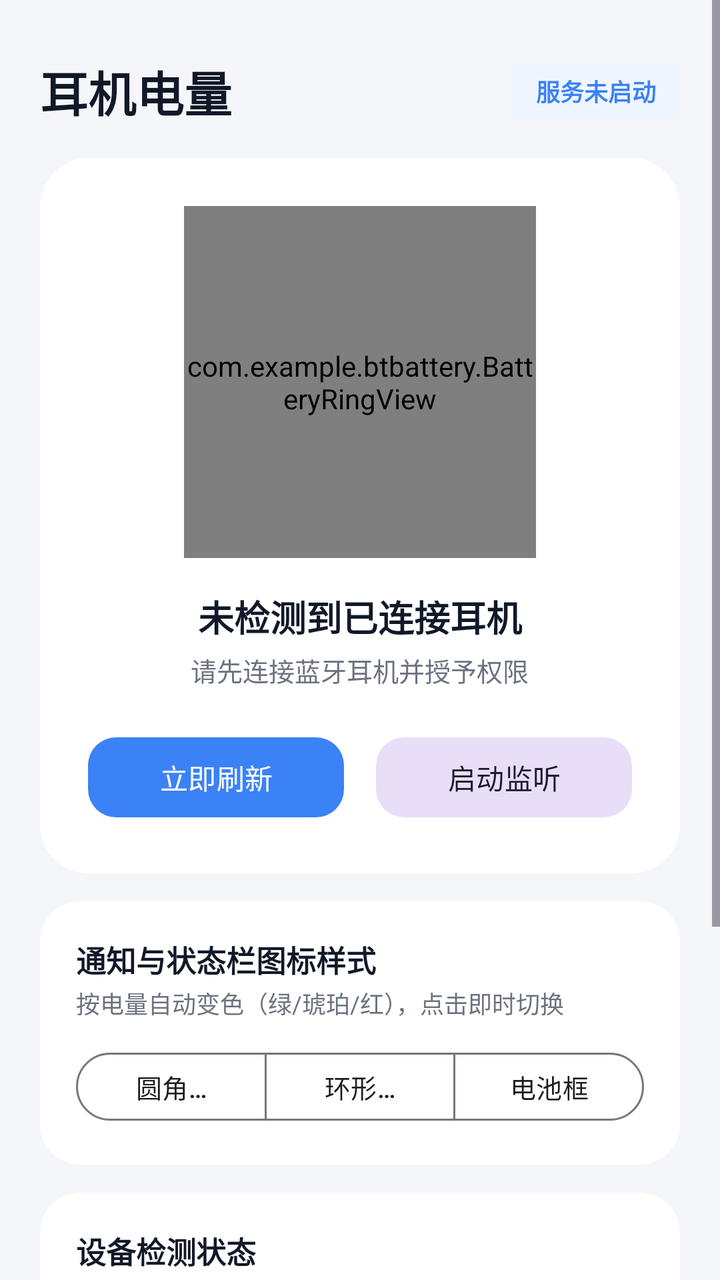
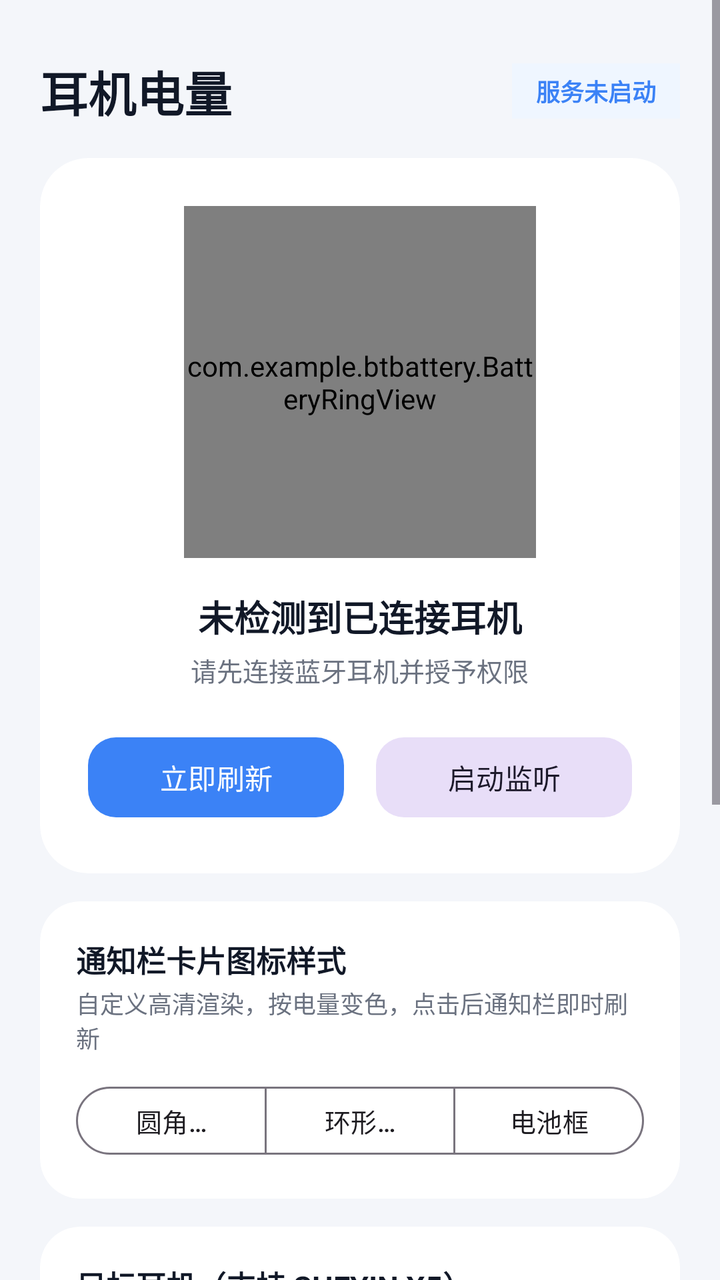

The first picture is an Android layout as it rendered before a commit; the second is the same layout after the commit. The layout source and the unified diff follow.
<!-- AndroidManifest.xml: application theme Theme.BtBattery -->
<!-- res/layout/activity_main.xml -->
<?xml version="1.0" encoding="utf-8"?>
<ScrollView xmlns:android="http://schemas.android.com/apk/res/android"
    xmlns:app="http://schemas.android.com/apk/res-auto"
    android:layout_width="match_parent"
    android:layout_height="match_parent"
    android:background="@color/bg_page"
    android:fillViewport="true">

    <LinearLayout
        android:layout_width="match_parent"
        android:layout_height="wrap_content"
        android:orientation="vertical"
        android:padding="20dp">

        <LinearLayout
            android:layout_width="match_parent"
            android:layout_height="wrap_content"
            android:gravity="center_vertical"
            android:orientation="horizontal"
            android:paddingTop="8dp"
            android:paddingBottom="16dp">

            <TextView
                android:layout_width="0dp"
                android:layout_height="wrap_content"
                android:layout_weight="1"
                android:text="耳机电量"
                android:textColor="@color/text_primary"
                android:textSize="24sp"
                android:textStyle="bold" />

            <TextView
                android:id="@+id/tvServiceBadge"
                android:layout_width="wrap_content"
                android:layout_height="wrap_content"
                android:background="@color/accent_soft"
                android:paddingHorizontal="12dp"
                android:paddingVertical="5dp"
                android:text="服务未启动"
                android:textColor="@color/accent_blue"
                android:textSize="12sp"
                android:textStyle="bold" />
        </LinearLayout>

        <com.google.android.material.card.MaterialCardView
            android:layout_width="match_parent"
            android:layout_height="wrap_content"
            app:cardBackgroundColor="@color/bg_card"
            app:cardCornerRadius="24dp"
            app:cardElevation="0dp"
            app:strokeWidth="0dp">

            <LinearLayout
                android:layout_width="match_parent"
                android:layout_height="wrap_content"
                android:gravity="center_horizontal"
                android:orientation="vertical"
                android:padding="24dp">

                <com.example.btbattery.BatteryRingView
                    android:id="@+id/batteryRing"
                    android:layout_width="176dp"
                    android:layout_height="176dp" />

                <TextView
                    android:id="@+id/tvDeviceName"
                    android:layout_width="wrap_content"
                    android:layout_height="wrap_content"
                    android:layout_marginTop="16dp"
                    android:text="未检测到已连接耳机"
                    android:textColor="@color/text_primary"
                    android:textSize="18sp"
                    android:textStyle="bold" />

                <TextView
                    android:id="@+id/tvDeviceSub"
                    android:layout_width="wrap_content"
                    android:layout_height="wrap_content"
                    android:layout_marginTop="4dp"
                    android:text="请先连接蓝牙耳机并授予权限"
                    android:textColor="@color/text_secondary"
                    android:textSize="13sp" />

                <LinearLayout
                    android:layout_width="match_parent"
                    android:layout_height="wrap_content"
                    android:layout_marginTop="20dp"
                    android:orientation="horizontal">

                    <com.google.android.material.button.MaterialButton
                        android:id="@+id/btnRefresh"
                        android:layout_width="0dp"
                        android:layout_height="48dp"
                        android:layout_marginEnd="8dp"
                        android:layout_weight="1"
                        android:text="立即刷新"
                        app:cornerRadius="14dp" />

                    <com.google.android.material.button.MaterialButton
                        android:id="@+id/btnToggleService"
                        style="@style/Widget.Material3.Button.TonalButton"
                        android:layout_width="0dp"
                        android:layout_height="48dp"
                        android:layout_marginStart="8dp"
                        android:layout_weight="1"
                        android:text="启动监听"
                        app:cornerRadius="14dp" />
                </LinearLayout>
            </LinearLayout>
        </com.google.android.material.card.MaterialCardView>

        <com.google.android.material.card.MaterialCardView
            android:layout_width="match_parent"
            android:layout_height="wrap_content"
            android:layout_marginTop="14dp"
            app:cardBackgroundColor="@color/bg_card"
            app:cardCornerRadius="20dp"
            app:cardElevation="0dp"
            app:strokeWidth="0dp">

            <LinearLayout
                android:layout_width="match_parent"
                android:layout_height="wrap_content"
                android:orientation="vertical"
                android:padding="18dp">

                <TextView
                    android:layout_width="wrap_content"
                    android:layout_height="wrap_content"
                    android:text="通知与状态栏图标样式"
                    android:textColor="@color/text_primary"
                    android:textSize="15sp"
                    android:textStyle="bold" />

                <TextView
                    android:layout_width="wrap_content"
                    android:layout_height="wrap_content"
                    android:layout_marginTop="2dp"
                    android:text="按电量自动变色（绿/琥珀/红），点击即时切换"
                    android:textColor="@color/text_secondary"
                    android:textSize="12sp" />

                <com.google.android.material.button.MaterialButtonToggleGroup
                    android:id="@+id/toggleIconStyle"
                    android:layout_width="match_parent"
                    android:layout_height="wrap_content"
                    android:layout_marginTop="12dp"
                    app:selectionRequired="true"
                    app:singleSelection="true">

                    <com.google.android.material.button.MaterialButton
                        android:id="@+id/btnStyleBadge"
                        style="@style/Widget.Material3.Button.OutlinedButton"
                        android:layout_width="0dp"
                        android:layout_height="42dp"
                        android:layout_weight="1"
                        android:text="圆角徽章"
                        android:textSize="13sp" />

                    <com.google.android.material.button.MaterialButton
                        android:id="@+id/btnStyleRing"
                        style="@style/Widget.Material3.Button.OutlinedButton"
                        android:layout_width="0dp"
                        android:layout_height="42dp"
                        android:layout_weight="1"
                        android:text="环形仪表"
                        android:textSize="13sp" />

                    <com.google.android.material.button.MaterialButton
                        android:id="@+id/btnStyleBattery"
                        style="@style/Widget.Material3.Button.OutlinedButton"
                        android:layout_width="0dp"
                        android:layout_height="42dp"
                        android:layout_weight="1"
                        android:text="电池框"
                        android:textSize="13sp" />
                </com.google.android.material.button.MaterialButtonToggleGroup>
            </LinearLayout>
        </com.google.android.material.card.MaterialCardView>

        <com.google.android.material.card.MaterialCardView
            android:layout_width="match_parent"
            android:layout_height="wrap_content"
            android:layout_marginTop="14dp"
            app:cardBackgroundColor="@color/bg_card"
            app:cardCornerRadius="20dp"
            app:cardElevation="0dp"
            app:strokeWidth="0dp">

            <LinearLayout
                android:layout_width="match_parent"
                android:layout_height="wrap_content"
                android:orientation="vertical"
                android:padding="18dp">

                <TextView
                    android:layout_width="wrap_content"
                    android:layout_height="wrap_content"
                    android:text="设备检测状态"
                    android:textColor="@color/text_primary"
                    android:textSize="15sp"
                    android:textStyle="bold" />

                <TextView
                    android:id="@+id/tvDeviceLog"
                    android:layout_width="match_parent"
                    android:layout_height="wrap_content"
                    android:layout_marginTop="8dp"
                    android:lineSpacingExtra="4dp"
                    android:text="暂无检测记录"
                    android:textColor="@color/text_secondary"
                    android:textSize="13sp" />
            </LinearLayout>
        </com.google.android.material.card.MaterialCardView>

        <com.google.android.material.card.MaterialCardView
            android:layout_width="match_parent"
            android:layout_height="wrap_content"
            android:layout_marginTop="14dp"
            android:layout_marginBottom="16dp"
            app:cardBackgroundColor="@color/bg_card"
            app:cardCornerRadius="20dp"
            app:cardElevation="0dp"
            app:strokeWidth="0dp">

            <LinearLayout
                android:layout_width="match_parent"
                android:layout_height="wrap_content"
                android:orientation="vertical"
                android:padding="18dp">

                <TextView
                    android:layout_width="wrap_content"
                    android:layout_height="wrap_content"
                    android:text="澎湃 OS 快捷配置"
                    android:textColor="@color/text_primary"
                    android:textSize="15sp"
                    android:textStyle="bold" />

                <TextView
                    android:layout_width="wrap_content"
                    android:layout_height="wrap_content"
                    android:layout_marginTop="4dp"
                    android:text="如需后台持久常驻，请开启自启动并将省电策略设为无限制"
                    android:textColor="@color/text_secondary"
                    android:textSize="12sp" />

                <LinearLayout
                    android:layout_width="match_parent"
                    android:layout_height="wrap_content"
                    android:layout_marginTop="12dp"
                    android:orientation="horizontal">

                    <com.google.android.material.button.MaterialButton
                        android:id="@+id/btnNotifySetting"
                        style="@style/Widget.Material3.Button.OutlinedButton"
                        android:layout_width="0dp"
                        android:layout_height="44dp"
                        android:layout_marginEnd="8dp"
                        android:layout_weight="1"
                        android:text="通知设置"
                        app:cornerRadius="12dp" />

                    <com.google.android.material.button.MaterialButton
                        android:id="@+id/btnAppInfo"
                        style="@style/Widget.Material3.Button.OutlinedButton"
                        android:layout_width="0dp"
                        android:layout_height="44dp"
                        android:layout_marginStart="8dp"
                        android:layout_weight="1"
                        android:text="自启动/省电"
                        app:cornerRadius="12dp" />
                </LinearLayout>
            </LinearLayout>
        </com.google.android.material.card.MaterialCardView>

    </LinearLayout>
</ScrollView>
<!-- resources referenced by this layout -->
<resources>
  <color name="accent_blue">#3B82F6</color>
  <color name="accent_soft">#EFF6FF</color>
  <color name="bg_card">#FFFFFF</color>
  <color name="bg_page">#F4F6FA</color>
  <color name="text_primary">#111827</color>
  <color name="text_secondary">#6B7280</color>
  <style name="Theme.BtBattery" parent="Theme.Material3.DayNight.NoActionBar">
          <item name="colorPrimary">@color/accent_blue</item>
          <item name="android:statusBarColor">@color/bg_page</item>
          <item name="android:navigationBarColor">@color/bg_page</item>
      </style>
</resources>

<!-- the commit's change to res/layout/activity_main.xml (unified diff, before → after) -->
@@ -42,6 +42,7 @@
                 android:textStyle="bold" />
         </LinearLayout>
 
+        
         <com.google.android.material.card.MaterialCardView
             android:layout_width="match_parent"
             android:layout_height="wrap_content"
@@ -109,6 +110,7 @@
             </LinearLayout>
         </com.google.android.material.card.MaterialCardView>
 
+        
         <com.google.android.material.card.MaterialCardView
             android:layout_width="match_parent"
             android:layout_height="wrap_content"
@@ -127,7 +129,7 @@
                 <TextView
                     android:layout_width="wrap_content"
                     android:layout_height="wrap_content"
-                    android:text="通知与状态栏图标样式"
+                    android:text="通知栏卡片图标样式"
                     android:textColor="@color/text_primary"
                     android:textSize="15sp"
                     android:textStyle="bold" />
@@ -136,7 +138,7 @@
                     android:layout_width="wrap_content"
                     android:layout_height="wrap_content"
                     android:layout_marginTop="2dp"
-                    android:text="按电量自动变色（绿/琥珀/红），点击即时切换"
+                    android:text="自定义高清渲染，按电量变色，点击后通知栏即时刷新"
                     android:textColor="@color/text_secondary"
                     android:textSize="12sp" />
 
@@ -178,6 +180,7 @@
             </LinearLayout>
         </com.google.android.material.card.MaterialCardView>
 
+        
         <com.google.android.material.card.MaterialCardView
             android:layout_width="match_parent"
             android:layout_height="wrap_content"
@@ -196,7 +199,49 @@
                 <TextView
                     android:layout_width="wrap_content"
                     android:layout_height="wrap_content"
-                    android:text="设备检测状态"
+                    android:text="目标耳机（支持 SHEYIN X5）"
+                    android:textColor="@color/text_primary"
+                    android:textSize="15sp"
+                    android:textStyle="bold" />
+
+                <TextView
+                    android:layout_width="wrap_content"
+                    android:layout_height="wrap_content"
+                    android:layout_marginTop="2dp"
+                    android:text="默认自动识别当前连接的耳机，也可点击锁定特定设备"
+                    android:textColor="@color/text_secondary"
+                    android:textSize="12sp" />
+
+                <com.google.android.material.chip.ChipGroup
+                    android:id="@+id/chipGroupDevices"
+                    android:layout_width="match_parent"
+                    android:layout_height="wrap_content"
+                    android:layout_marginTop="10dp"
+                    app:selectionRequired="true"
+                    app:singleSelection="true" />
+            </LinearLayout>
+        </com.google.android.material.card.MaterialCardView>
+
+        
+        <com.google.android.material.card.MaterialCardView
+            android:layout_width="match_parent"
+            android:layout_height="wrap_content"
+            android:layout_marginTop="14dp"
+            app:cardBackgroundColor="@color/bg_card"
+            app:cardCornerRadius="20dp"
+            app:cardElevation="0dp"
+            app:strokeWidth="0dp">
+
+            <LinearLayout
+                android:layout_width="match_parent"
+                android:layout_height="wrap_content"
+                android:orientation="vertical"
+                android:padding="18dp">
+
+                <TextView
+                    android:layout_width="wrap_content"
+                    android:layout_height="wrap_content"
+                    android:text="设备检测诊断"
                     android:textColor="@color/text_primary"
                     android:textSize="15sp"
                     android:textStyle="bold" />
@@ -209,10 +254,11 @@
                     android:lineSpacingExtra="4dp"
                     android:text="暂无检测记录"
                     android:textColor="@color/text_secondary"
-                    android:textSize="13sp" />
-            </LinearLayout>
-        </com.google.android.material.card.MaterialCardView>
-
+                    android:textSize="12sp" />
+            </LinearLayout>
+        </com.google.android.material.card.MaterialCardView>
+
+        
         <com.google.android.material.card.MaterialCardView
             android:layout_width="match_parent"
             android:layout_height="wrap_content"
@@ -241,7 +287,7 @@
                     android:layout_width="wrap_content"
                     android:layout_height="wrap_content"
                     android:layout_marginTop="4dp"
-                    android:text="如需后台持久常驻，请开启自启动并将省电策略设为无限制"
+                    android:text="后台常驻需开启自启动+省电无限制；如需顶部状态栏左上角显示数字，请把系统通知样式切换为「原生」"
                     android:textColor="@color/text_secondary"
                     android:textSize="12sp" />
 
